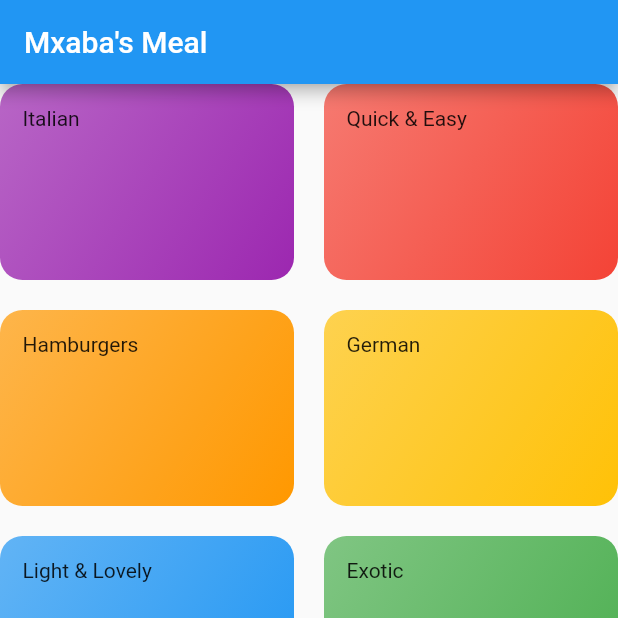
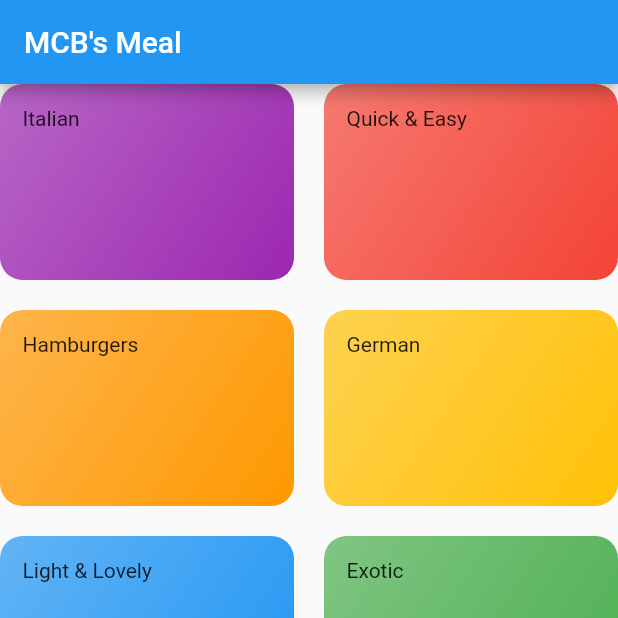
Before and after one commit to mxaba/Meals-App, a Flutter app: the screen it shows after launch, on a phone screen of 412 x 824 dp, the top half of it. Run offline on Flutter 3.47's test engine with Material 2 defaults, Android fonts, the phone set to English and light mode, and no system bars.

Commit message:
Updated the title

```diff
--- a/lib/categories_screen.dart
+++ b/lib/categories_screen.dart
@@ -11,7 +11,7 @@ class CategoriesScreen extends StatelessWidget {
   Widget build(BuildContext context) {
     return Scaffold(
       appBar: AppBar(
-        title: const Text("Mxaba's Meal"),
+        title: const Text("MCB's Meal"),
       ),
       body: GridView(
         children: DUMMY_CATEGORIES.map((catData) => CategoryItem(
```
